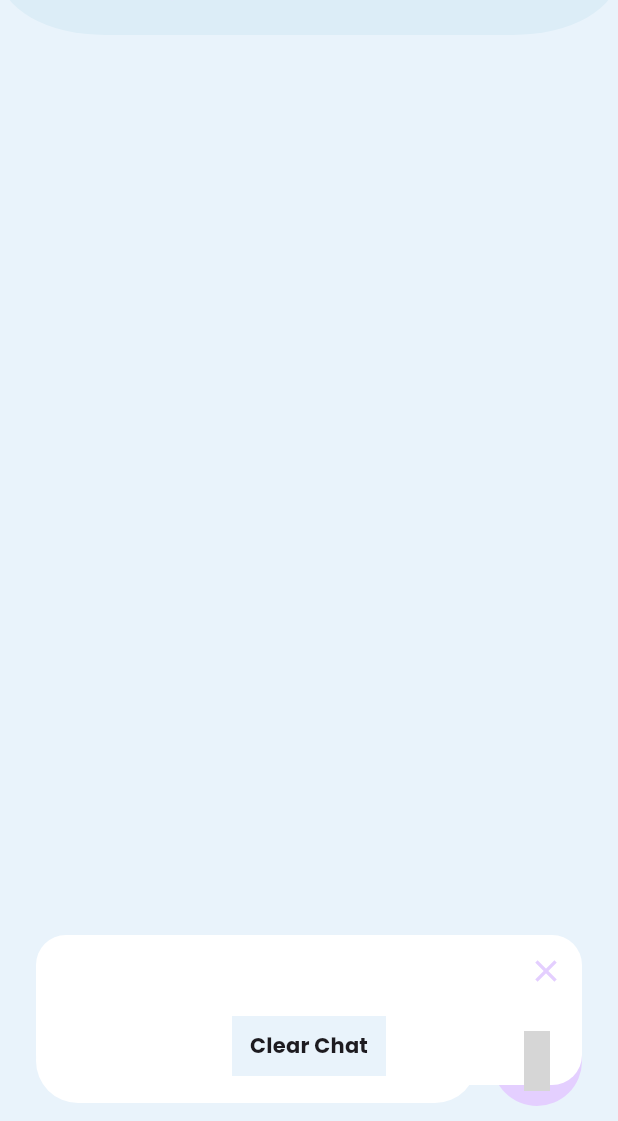
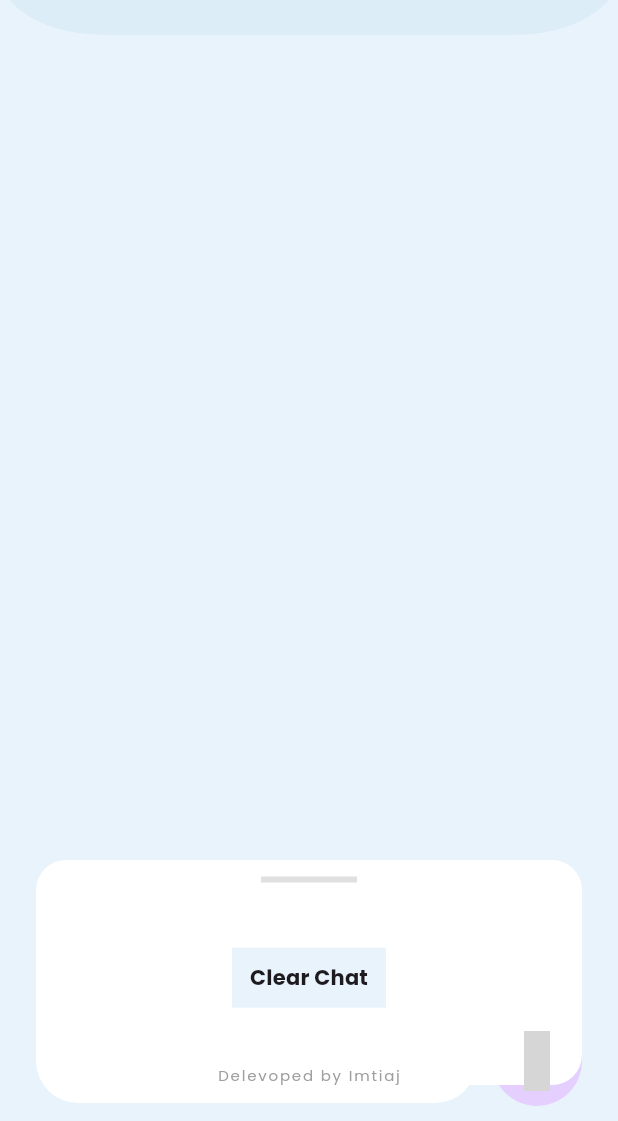
Before and after one commit to Error-Imtiaj/Recipe_AI_App_Project, a Flutter app: the screen it shows after launch, after a tap on the "more vert" icon, on a phone screen of 412 x 824 dp, the part 115-1236 px from its top. Run offline on Flutter 3.47's test engine with Material 3 defaults, Android fonts, the phone set to English and light mode, and no system bars; our stand-ins replace flutter_screenutil, gap, google_fonts, hive_flutter, iconsax, lottie; accounts and stored records are empty; project files that could hold a hidden picture were left out; grey boxes are pictures that could not be loaded.

Commit message:
BUG FIXES AND ADDED SPLASH SCREEN TO INCREASE USER EXPERIENCE

```diff
--- a/lib/app.dart
+++ b/lib/app.dart
@@ -1,16 +1,22 @@
 import 'package:flutter/material.dart';
+import 'package:flutter_screenutil/flutter_screenutil.dart';
 import 'package:google_fonts/google_fonts.dart';
-import 'package:recipe_ai/screens/chat.dart';
+import 'package:recipe_ai/screens/splash_screen.dart';
 
 class RecipeApp extends StatelessWidget {
   const RecipeApp({super.key});
 
   @override
   Widget build(BuildContext context) {
-    return MaterialApp(
-      debugShowCheckedModeBanner: false,
-      home: ChatPage(),
-      theme: ThemeData(textTheme: GoogleFonts.poppinsTextTheme()),
+    return ScreenUtilInit(
+      designSize: const Size(410, 900), // Replace with your design size
+      builder: (context, child) {
+        return MaterialApp(
+          debugShowCheckedModeBanner: false,
+          home: const SplashScreen(),
+          theme: ThemeData(textTheme: GoogleFonts.poppinsTextTheme()),
+        );
+      },
     );
   }
 }
--- a/lib/main.dart
+++ b/lib/main.dart
@@ -1,11 +1,18 @@
 import 'package:flutter/material.dart';
+import 'package:flutter_screenutil/flutter_screenutil.dart';
 import 'package:hive_flutter/hive_flutter.dart';
 import 'package:recipe_ai/app.dart';
 import 'package:recipe_ai/models/recipe_model.dart';
 
 void main() async {
+
+  WidgetsFlutterBinding.ensureInitialized();
+
   // INITIALIZATION HIVE
   await Hive.initFlutter();
+
+  // // REGISTER ADAPTER FOR RECIPE MODEL
+  // Hive.registerAdapter(RecipeModel());
 
   // OPEN A BOX FOR STORAGE
   await Hive.openBox<RecipeModel>('recipes');
@@ -13,5 +20,8 @@ void main() async {
   // OPEN BOX FOR USER
   await Hive.openBox('user');
 
+  // SCREEN UTILS INITIALIZATION
+  await ScreenUtil.ensureScreenSize();
+
   runApp(const RecipeApp());
 }
--- a/lib/models/api_services.dart
+++ b/lib/models/api_services.dart
@@ -3,10 +3,10 @@ import 'dart:convert';
 import 'package:http/http.dart' as http;
 
 class ApiServices {
-  Future<String> getResponse(String query, String API) async {
+  Future<String> getResponse(String query, String api) async {
     final response = await http.get(
         Uri.parse('https://api.api-ninjas.com/v1/recipe?query=$query'),
-        headers: {'X-Api-Key': '$API'});
+        headers: {'X-Api-Key': api});
 
     if (response.statusCode == 200) {
       return jsonDecode(response.body.toString());
--- a/lib/models/recipe_model.dart
+++ b/lib/models/recipe_model.dart
@@ -14,7 +14,7 @@ class RecipeModel {
     }
 
     Map<String, dynamic> toJson() {
-        final Map<String, dynamic> data = Map<String, dynamic>();
+        final Map<String, dynamic> data = <String, dynamic>{};
         data['title'] = title;
         data['ingredients'] = ingredients;
         data['servings'] = servings;
--- a/lib/screens/chat.dart
+++ b/lib/screens/chat.dart
@@ -22,15 +22,15 @@ class _ChatPageState extends State<ChatPage> {
   Map<String, dynamic> textUserInput = {};
   List<RecipeModel> botReturn = [];
 
-  // Box for user data
+  // BOX OF USER DATA
   var userBox = Hive.box('user');
 
-  // Fetch recipes from the API
-  Future<List<RecipeModel>> getReq(String query, String API) async {
+  // FETCH RECIPE FROM THE API
+  Future<List<RecipeModel>> getReq(String query, String api) async {
     botReturn.clear(); // Clear botReturn before making a new API request
     final response = await http.get(
       Uri.parse('https://api.api-ninjas.com/v1/recipe?query=$query'),
-      headers: {'X-Api-Key': API},
+      headers: {'X-Api-Key': api},
     );
 
     if (response.statusCode == 200) {
@@ -39,14 +39,11 @@ class _ChatPageState extends State<ChatPage> {
         RecipeModel recipe = RecipeModel.fromJson(i);
         botReturn.add(recipe);
       }
-    } else {
-      print('Error fetching recipes: ${response.statusCode}');
     }
-
     return botReturn;
   }
 
-  // Create a string representation of the first recipe
+  // CREATE A STRING OF THE FIRST RECIPE
   String addtoString(List<RecipeModel> botReturn) {
     if (botReturn.isEmpty) {
       return 'No recipes found. Please try again.';
@@ -59,12 +56,12 @@ class _ChatPageState extends State<ChatPage> {
         'Servings: ${botReturn[0].servings}';
   }
 
-  // Add message to the Hive box and update the UI
+  // ADD MESSAGE TO THE HIVE BOX AND UPDATE THE UI
   void _writeToUser(String message) async {
-    // Track index for storing messages
+    // TRACK INDEX FOR STORING DATA
     int index = userBox.length;
 
-    // Save user message
+    // SAVE USER MESSAGE
     userBox.put(index, {
       'user': message,
       'time': '${DateTime.now().hour}:${DateTime.now().minute}',
@@ -73,10 +70,11 @@ class _ChatPageState extends State<ChatPage> {
     });
     index++;
 
-    // Fetch response from API and save bot message
-    await getReq(message, Apis.API); // Wait for the API response
+    // FETCH RESPONSE AND SAVE TO A VARIABLE
+    await getReq(message, Apis.api);
     String responseMessage = addtoString(botReturn);
 
+    // SAVE BOT MESSAGE TO THE BOX
     userBox.put(index, {
       'user': responseMessage,
       'time': '${DateTime.now().hour}:${DateTime.now().minute}',
@@ -88,10 +86,10 @@ class _ChatPageState extends State<ChatPage> {
     setState(() {});
   }
 
-// clear dialogue
+// CLEAR ALL BOX DATA FUNCTION
   void clearChat() {
     setState(() {
-      userBox.clear(); // Clear chat messages from Hive
+      userBox.clear(); // CLEAR ALL MESSAGE FROM THE HIVE
     });
   }
 
@@ -104,15 +102,29 @@ class _ChatPageState extends State<ChatPage> {
       ),
       body: Column(
         children: [
+          // SOME GAME FROM THE APPBAR
           const Gap(5),
-          // Chat messages
-          Expanded(
+
+          // CHAT MESSAGE
+          _chatMessagesSection(),
+
+          // BOTTOM SECTION OF THE TEXTFIELD AND SEND BUTTON
+          _bottomSection(),
+        ],
+      ),
+    );
+  }
+
+  // CHAT MESSAGE SECTION WIDGET
+  Widget _chatMessagesSection() {
+    return Expanded(
       child: ListView.builder(
         reverse: true,
         itemCount: userBox.length,
         itemBuilder: (BuildContext context, int index) {
           int netIndex = userBox.length - 1 - index;
           var message = userBox.get(netIndex);
+          // CHAT BUBBLE WIDGET
           return ChatBubble(
             textOutput: message['user'].toString(),
             time: message['time'].toString(),
@@ -120,21 +132,31 @@ class _ChatPageState extends State<ChatPage> {
           );
         },
       ),
-          ),
+    );
+  }
 
-          // Input field
-          Padding(
-            padding:
-                const EdgeInsets.only(bottom: 10, left: 24, right: 24, top: 5),
+  // BOTTOM SECTION WIDGET [ INPUT FIELD AND SEND BUTTON]
+  Widget _bottomSection() {
+    return Padding(
+      padding: const EdgeInsets.only(bottom: 10, left: 24, right: 24, top: 5),
       child: Row(
         children: [
-                // Text field
+          // TEXT FIELD
           Expanded(
             child: _inputText(sTextController),
           ),
           const Gap(10),
-                // Send button
-                IconButton.filled(
+
+          // SEND BUTTON
+          _sendButton(),
+        ],
+      ),
+    );
+  }
+
+  // SEND BUTTON WIDGET
+  Widget _sendButton() {
+    return IconButton.filled(
       iconSize: 40,
       style: IconButton.styleFrom(
           backgroundColor: ColorsUtil.userChatBackgroundColor),
@@ -154,16 +176,10 @@ class _ChatPageState extends State<ChatPage> {
           size: 40,
         ),
       ),
-                ),
-              ],
-            ),
-          ),
-        ],
-      ),
     );
   }
 
-  // Input text widget
+  // INPUT TEXT WIDGET
   Widget _inputText(TextEditingController controller) {
     return TextFormField(
       controller: controller,
--- /dev/null
+++ b/lib/screens/splash_screen.dart
@@ -0,0 +1,40 @@
+import 'package:flutter/material.dart';
+import 'package:flutter_screenutil/flutter_screenutil.dart';
+import 'package:lottie/lottie.dart';
+import 'package:recipe_ai/screens/chat.dart';
+import 'package:recipe_ai/utils/animation.dart';
+
+class SplashScreen extends StatefulWidget {
+  const SplashScreen({super.key});
+
+  @override
+  State<SplashScreen> createState() => _SplashScreenState();
+}
+
+class _SplashScreenState extends State<SplashScreen> {
+  Future<void> _navigateToSplashScreen() {
+    return Future.delayed(const Duration(seconds: 3), () {
+      Navigator.pushReplacement(context, MaterialPageRoute(builder: (context) {
+        return const ChatPage();
+      }));
+    });
+  }
+
+  @override
+  void initState() {
+    _navigateToSplashScreen();
+    super.initState();
+  }
+
+  @override
+  Widget build(BuildContext context) {
+    return Scaffold(
+      body: Center(
+        child: SizedBox(
+            width: 200.w,
+            height: 200.h,
+            child: LottieBuilder.asset(Animations.splashAnimation)),
+      ),
+    );
+  }
+}
--- a/lib/utils/animation.dart
+++ b/lib/utils/animation.dart
@@ -2,4 +2,5 @@ class Animations {
   static const String _mainPath = 'assets';
 
   static const loadingPath = '$_mainPath/loading.json';
+  static const splashAnimation = '$_mainPath/splashAnimation.json';
 }
--- a/lib/utils/api.dart
+++ b/lib/utils/api.dart
@@ -1,4 +1,4 @@
 class Apis {
-  static const String API = 'gdnHD4ORxWJhAKVenLvm+Q==qRdQtxFdulzfhE7t';
+  static const String api = 'gdnHD4ORxWJhAKVenLvm+Q==qRdQtxFdulzfhE7t';
 
 }
--- a/lib/widget/chat_bubble.dart
+++ b/lib/widget/chat_bubble.dart
@@ -24,15 +24,15 @@ class ChatBubble extends StatelessWidget {
           decoration: BoxDecoration(
             color: isMe ? ColorsUtil.userChatBackgroundColor : Colors.white,
             borderRadius: BorderRadius.only(
-              topLeft: Radius.circular(20),
-              topRight: Radius.circular(20),
-              bottomRight: !isMe ? Radius.circular(20) : Radius.circular(0),
-              bottomLeft: isMe ? Radius.circular(20) : Radius.circular(0),
+              topLeft: const Radius.circular(20),
+              topRight: const Radius.circular(20),
+              bottomRight: !isMe ? const Radius.circular(20) : const Radius.circular(0),
+              bottomLeft: isMe ? const Radius.circular(20) : const Radius.circular(0),
             ),
           ),
           child: ListTile(
             dense: true,
-            contentPadding: EdgeInsets.symmetric(horizontal: 16),
+            contentPadding: const EdgeInsets.symmetric(horizontal: 16),
             title: Text(
               textOutput,
               style: Theme.of(context)
--- a/lib/widget/r_app_bar.dart
+++ b/lib/widget/r_app_bar.dart
@@ -1,11 +1,10 @@
 import 'package:flutter/material.dart';
 import 'package:gap/gap.dart';
-import 'package:hive_flutter/hive_flutter.dart';
 import 'package:recipe_ai/utils/colors.dart';
 import 'package:recipe_ai/utils/icons.dart';
 
 class RappBar extends StatefulWidget implements PreferredSizeWidget {
-  final VoidCallback onClearChat; // Callback for clear chat
+  final VoidCallback onClearChat; // CALLBACK FOR CLEAR CHAT
 
   const RappBar({super.key, required this.onClearChat});
 
@@ -13,36 +12,53 @@ class RappBar extends StatefulWidget implements PreferredSizeWidget {
   State<RappBar> createState() => _RappBarState();
 
   @override
-  // TODO: implement preferredSize
-  Size get preferredSize => Size.fromHeight(100);
+  //  IMPLEMENT PREFERREDSIZE
+  Size get preferredSize => const Size.fromHeight(100);
 }
 
 class _RappBarState extends State<RappBar> {
   @override
   Widget build(BuildContext context) {
-    var userBox = Hive.box('user');
-
     return AppBar(
       toolbarHeight: 100,
-      shape: RoundedRectangleBorder(
-          borderRadius: const BorderRadius.only(
+      shape: const RoundedRectangleBorder(
+        borderRadius: BorderRadius.only(
           bottomLeft: Radius.elliptical(70, 40),
-              bottomRight: Radius.elliptical(70, 40))),
+          bottomRight: Radius.elliptical(70, 40),
+        ),
+      ),
       backgroundColor: ColorsUtil.appBarColor,
       title: Padding(
         padding: const EdgeInsets.symmetric(horizontal: 16),
         child: Row(
           children: [
-            // PICTURE
+            // PICTURE OF BOT
+            _botPicture(),
+            const Gap(20),
 
-            CircleAvatar(
+            // BOT NAME AND ONLINE SECTION
+            _botNameSection(),
+            const Spacer(),
+
+            // RIGHT ICON BUTTON
+            _rightIconButton(),
+          ],
+        ),
+      ),
+    );
+  }
+
+  // BOT PICTURE WIDGET
+  Widget _botPicture() {
+    return CircleAvatar(
       radius: MediaQuery.of(context).size.width * 0.065,
       child: Image.asset(IconsPng.botPng),
-            ),
+    );
+  }
 
-            // BOT NAME
-            Gap(20),
-            Column(
+  // BOT NAME AND ONLINE COLUMN WIDGET
+  Widget _botNameSection() {
+    return Column(
       crossAxisAlignment: CrossAxisAlignment.start,
       children: [
         Text(
@@ -52,21 +68,21 @@ class _RappBarState extends State<RappBar> {
               .titleLarge
               ?.copyWith(fontWeight: FontWeight.w900),
         ),
-                Gap(5),
+        const Gap(5),
 
-                // ONLINE
+        // ONLINE SECTION
         Row(
           children: [
             // Green Dot
             Container(
               width: 10,
               height: 10,
-                      decoration: BoxDecoration(
+              decoration: const BoxDecoration(
                 color: Colors.green,
                 shape: BoxShape.circle,
               ),
             ),
-                    Gap(8),
+            const Gap(8),
 
             // Online text
             Text(
@@ -79,74 +95,90 @@ class _RappBarState extends State<RappBar> {
           ],
         )
       ],
+    );
+  }
+
+  // RIGHT ICON BUTTON WIDGET
+  Widget _rightIconButton() {
+    return IconButton(
+      onPressed: () {
+        _showBottomSheet();
+      },
+      icon: const Icon(
+        Icons.more_vert_rounded,
+        size: 30,
       ),
-            Spacer(),
-            // Edit
-            IconButton(
-                onPressed: () {
-                  showBottomSheet(
+    );
+  }
+
+  // BOTTOM SHEET
+  PersistentBottomSheetController _showBottomSheet() {
+    return showBottomSheet(
       backgroundColor: Colors.transparent,
       context: context,
       builder: (context) {
         return Padding(
           padding: const EdgeInsets.all(24.0),
           child: Container(
-                            height: 100,
+            height: 150,
             decoration: BoxDecoration(
-                                color: Colors.white,
-                                borderRadius: BorderRadius.circular(20)),
+                color: Colors.white, borderRadius: BorderRadius.circular(20)),
             child: Column(
               mainAxisAlignment: MainAxisAlignment.center,
               children: [
-                                Row(
-                                  mainAxisAlignment: MainAxisAlignment.end,
-                                  children: [
-                                    IconButton(
-                                        onPressed: () => Navigator.pop(context),
-                                        icon: Icon(
-                                          Icons.close,
-                                          color: ColorsUtil
-                                              .userChatBackgroundColor,
-                                        ))
+                const Gap(5),
+                Divider(
+                  thickness: 4,
+                  indent: 150,
+                  endIndent: 150,
+                  color: Colors.grey.shade300,
+                ),
+
+                // CLEAR CHAT BUTTON
+                _clearChatButton(),
+
+                // DEVELOPER TEXT
+                _developerText(),
               ],
             ),
-                                Expanded(
+          ),
+        );
+      },
+    );
+  }
+
+  // CLEAR CHAT BUTTON WIDGET
+  Widget _clearChatButton() {
+    return Expanded(
       child: Center(
         child: TextButton(
             style: TextButton.styleFrom(
-                                            backgroundColor:
-                                                ColorsUtil.backgroundColor,
-                                            shape: ContinuousRectangleBorder()),
+                backgroundColor: ColorsUtil.backgroundColor,
+                shape: const ContinuousRectangleBorder()),
             onPressed: () {
-                                          widget
-                                              .onClearChat(); // Trigger callback
-                                          Navigator.pop(
-                                              context); // Close bottom sheet
+              widget.onClearChat(); // Trigger callback
+              Navigator.pop(context); // Close bottom sheet
             },
             child: Text(
               "Clear Chat",
               style: Theme.of(context)
                   .textTheme
                   .titleMedium
-                                              ?.copyWith(
-                                                  fontWeight: FontWeight.bold,
-                                                  fontSize: 14),
+                  ?.copyWith(fontWeight: FontWeight.bold, fontSize: 14),
             )),
-                                  ),
-                                )
-                              ],
-                            ),
-                          ),
-                        );
-                      });
-                },
-                icon: Icon(
-                  Icons.more_vert_rounded,
-                  size: 30,
-                ))
-          ],
-        ),
       ),
     );
   }
+
+  // DEVELOPER TEXT WIDGET
+  Widget _developerText() {
+    return Text(
+      'Delevoped by Imtiaj',
+      style: Theme.of(context).textTheme.titleSmall?.copyWith(
+          color: Colors.grey,
+          fontWeight: FontWeight.normal,
+          fontSize: 10,
+          letterSpacing: 1.2),
+    );
   }
+}
--- a/pubspec.yaml
+++ b/pubspec.yaml
@@ -43,6 +43,7 @@ dependencies:
   http: ^1.2.2
   hive: ^2.2.3
   hive_flutter: ^1.1.0
+  flutter_screenutil: ^5.9.3
 
 dev_dependencies:
   flutter_test:
```
Also changed, not shown: assets/splashAnimation.json (added, +1 -0 lines), pubspec.lock. Lines whose indentation alone changed are shown as unchanged.
